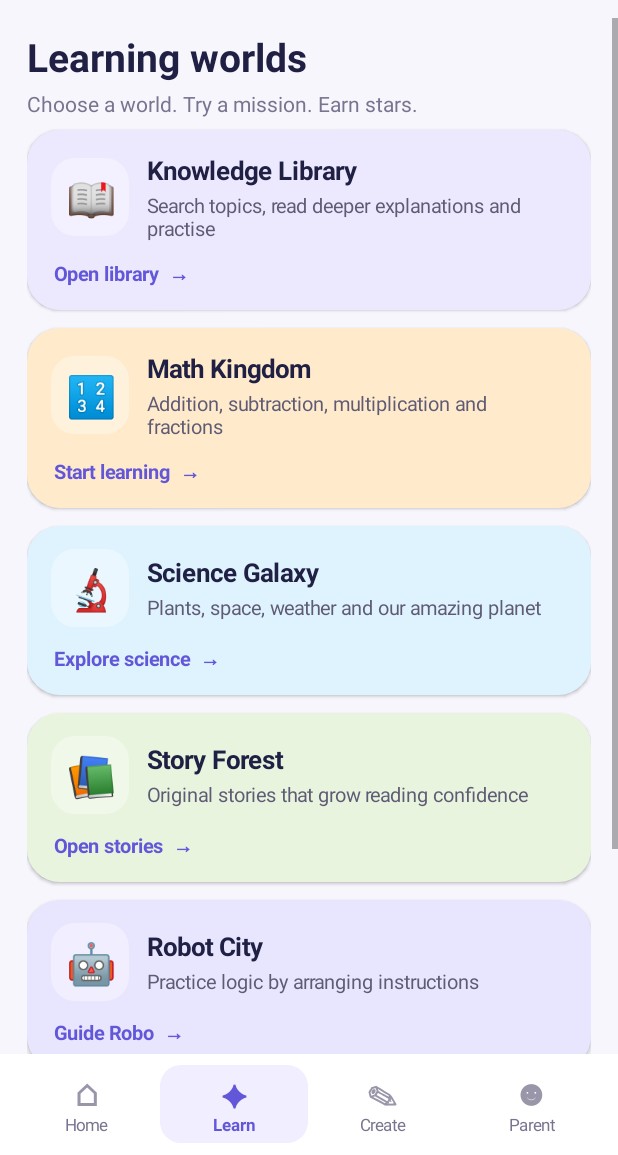
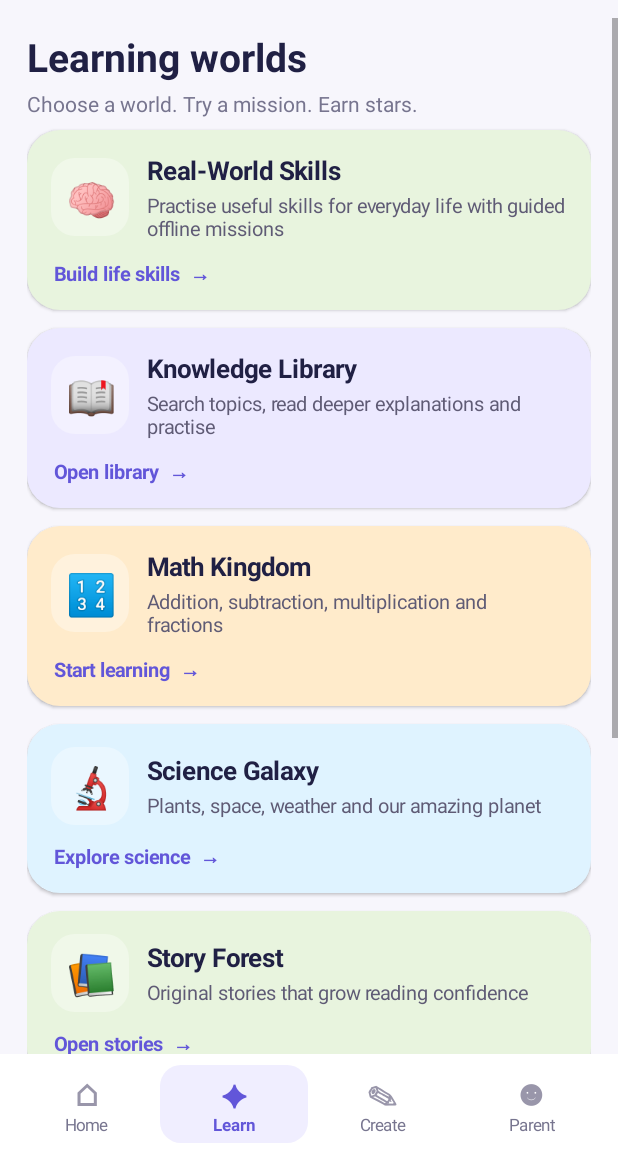
Before and after one commit to rautshivamxyz-beep/KIDVERSE, an Android app: the screen it shows after launch (MainActivity), after a tap on "Explore the worlds →", on a phone screen of 412 x 824 dp, the part 81-1236 px from its top. Run offline under Robolectric (Android 15) with nearby library versions, the phone set to English and light mode, and no system bars.

Commit message:
Add real-world skills entry points and parent progress

```diff
--- a/app/src/main/java/com/kidverse/app/MainActivity.java
+++ b/app/src/main/java/com/kidverse/app/MainActivity.java
@@ -353,7 +353,10 @@ public class MainActivity extends Activity {
         heroButton.setOnClickListener(v -> showLearn());
 
         statRow();
-        space(18);
+        space(14);
+        action("Real-World Skills", "Build everyday independence, communication, money sense and safe decision-making", "🧠", 0xFFE8F4DE,
+            "Practise life skills", () -> startActivity(new android.content.Intent(this, SkillActivity.class)));
+        space(8);
         smallHeading("Pick your next adventure");
         action("Math Kingdom", "Number puzzles and brain boosts", "🔢", 0xFFFFEBCB,
             "Play maths", this::showMath);
@@ -374,6 +377,8 @@ public class MainActivity extends Activity {
     private void showLearn() {
         screen("Learn");
         intro("Learning worlds", "Choose a world. Try a mission. Earn stars.");
+        action("Real-World Skills", "Practise useful skills for everyday life with guided offline missions", "🧠", 0xFFE8F4DE,
+            "Build life skills", () -> startActivity(new android.content.Intent(this, SkillActivity.class)));
         action("Knowledge Library", "Search topics, read deeper explanations and practise", "📖", 0xFFECE9FF, "Open library", () -> startActivity(new android.content.Intent(this, LibraryActivity.class)));
         action("Math Kingdom", "Addition, subtraction, multiplication and fractions", "🔢", 0xFFFFEBCB, "Start learning", this::showMath);
         action("Science Galaxy", "Plants, space, weather and our amazing planet", "🔬", 0xFFDFF3FF, "Explore science", this::showScience);
@@ -710,6 +715,11 @@ public class MainActivity extends Activity {
         space(12);
         infoCard("Privacy", "KIDVERSE stores progress and drawings locally on this device. Internet is used only to check app releases or download a learning pack. The app does not use accounts, location tracking, advertising or analytics.", 0xFFE2F2E9);
         infoCard("Completed activities", String.valueOf(prefs.getInt("completed", 0)) + " reward milestones recorded.", WHITE);
+        SharedPreferences skillPrefs = getSharedPreferences("kidverse_skills", MODE_PRIVATE);
+        String[] skillIds = {"daily", "communication", "problem", "money", "digital", "nature", "creative", "feelings"};
+        int skillsPractised = 0;
+        for (String skillId : skillIds) if (skillPrefs.getBoolean("done_" + skillId, false)) skillsPractised++;
+        infoCard("Real-world skills", skillsPractised + " of " + skillIds.length + " practice paths marked as practised on this device.", 0xFFE8F4DE);
         button("Check for app updates", false, () -> UpdateManager.checkForUpdate(this, true));
         button("Install downloaded update", false, () -> UpdateManager.installPending(this));
         button("Reset all progress", false, () -> new AlertDialog.Builder(this)
```
